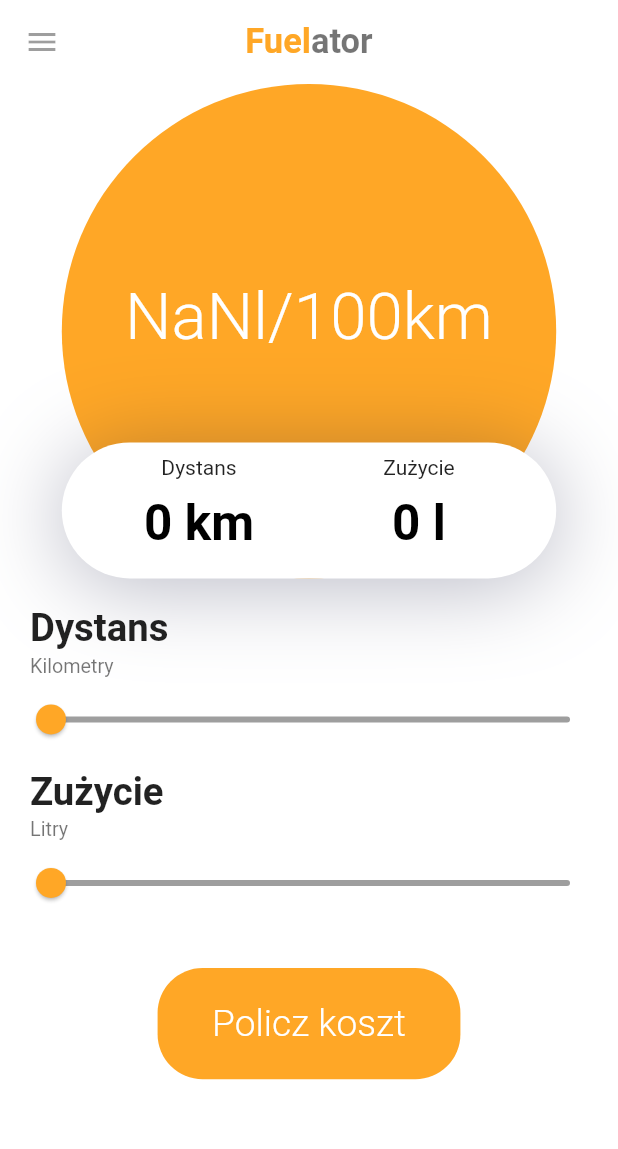
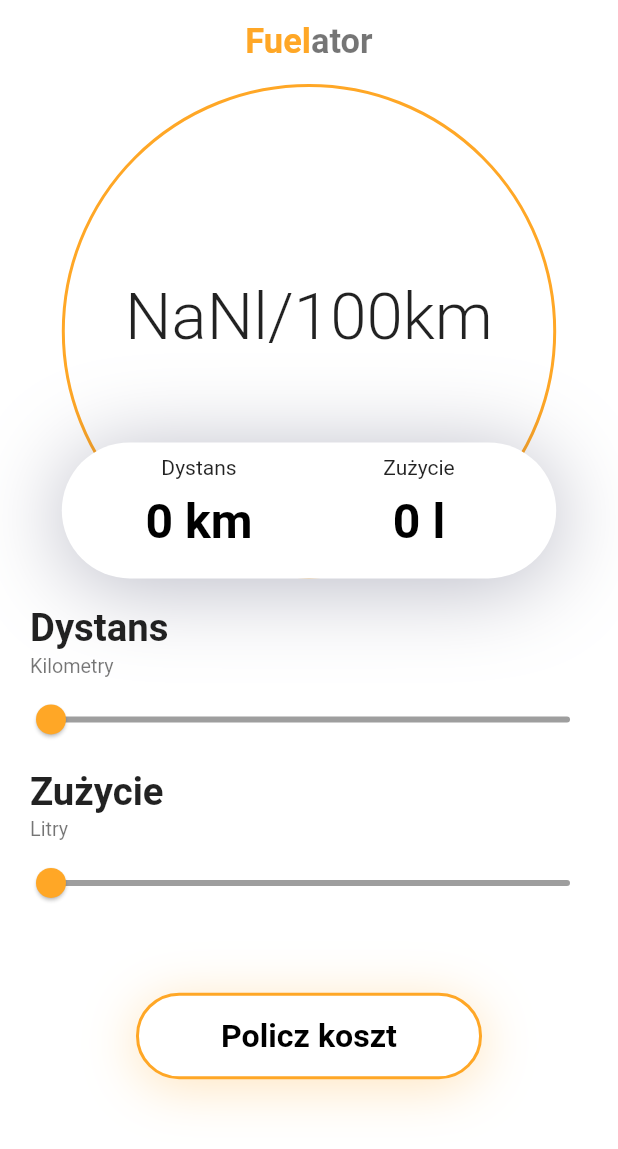
Before and after one commit to Colderz/Fuel-consumption-calculator, a Flutter app: the screen it shows after launch, after a tap on "Rozpocznij obliczenia", on a phone screen of 412 x 824 dp. Shown: the top 1149 px of the screen. Run offline on Flutter 3.47's test engine with Material 2 defaults, Android fonts, the phone set to English and light mode, and no system bars.

Commit message:
Update visual effects, design and add new page

```diff
--- a/lib/components/body.dart
+++ b/lib/components/body.dart
@@ -1,4 +1,5 @@
 import 'package:flutter/material.dart';
+import 'package:fuel_consumption_calculator/components/costScreen.dart';
 
 class Body extends StatefulWidget {
   @override
@@ -20,7 +21,7 @@ class _BodyState extends State<Body> {
           child: Stack(
             children: <Widget>[
               Container(
-                height: size.height * 0.4 - 50,
+                height: size.height * 0.37 - 50,
                 decoration: BoxDecoration(
                     borderRadius:
                         BorderRadius.only(bottomLeft: Radius.circular(50)),
@@ -29,7 +30,10 @@ class _BodyState extends State<Body> {
               Positioned(
                   child: Container(
                 decoration: BoxDecoration(
-                    color: Colors.orange[400], shape: BoxShape.circle),
+                  color: Colors.white,
+                  shape: BoxShape.circle,
+                  border: Border.all(color: Colors.orange[400], width: 2),
+                ),
               )),
               Stack(
                 children: <Widget>[
@@ -64,7 +68,7 @@ class _BodyState extends State<Body> {
                                     '${sliderKm.toInt()} km',
                                     style: TextStyle(
                                         color: Colors.black,
-                                        fontSize: size.height * 0.04,
+                                        fontSize: size.height * 0.039,
                                         fontWeight: FontWeight.bold),
                                   )
                                 ],
@@ -85,7 +89,7 @@ class _BodyState extends State<Body> {
                                     '${sliderL.toInt()} l',
                                     style: TextStyle(
                                         color: Colors.black,
-                                        fontSize: size.height * 0.04,
+                                        fontSize: size.height * 0.039,
                                         fontWeight: FontWeight.bold),
                                   )
                                 ],
@@ -100,7 +104,7 @@ class _BodyState extends State<Body> {
                       child: Text(
                         '${((sliderL / sliderKm) * 100).toStringAsFixed(2)}l/100km',
                         style: TextStyle(
-                            color: Colors.white,
+                            color: Colors.black87,
                             fontSize: size.height * 0.053,
                             fontWeight: FontWeight.w300),
                       ),
@@ -144,8 +148,8 @@ class _BodyState extends State<Body> {
               });
             },
             min: 0,
-            max: 1000,
-            divisions: 100,
+            max: 990,
+            divisions: 99,
           ),
         ),
         Padding(
@@ -182,22 +186,37 @@ class _BodyState extends State<Body> {
               }),
         ),
         SizedBox(
-          height: size.height * 0.03,
+          height: size.height * 0.05,
         ),
         Center(
+          child: GestureDetector(
+            onTap: () {
+              Navigator.push(
+                  context,
+                  PageRouteBuilder(
+                      pageBuilder: (_, __, ___) => _getCostPage(context)));
+            },
             child: Container(
-            height: size.height * 0.09,
-            width: size.width * 0.49,
+              height: size.height * 0.07,
+              width: size.width * 0.56,
               decoration: BoxDecoration(
-                color: Colors.orange[400],
-                borderRadius: BorderRadius.circular(30)),
+                  color: Colors.white,
+                  borderRadius: BorderRadius.circular(30),
+                  border: Border.all(color: Colors.orange[400], width: 2),
+                  boxShadow: [
+                    BoxShadow(
+                        offset: Offset(0, 5),
+                        blurRadius: size.height * 0.036,
+                        color: Colors.orange[400].withOpacity(0.3))
+                  ]),
               child: Center(
                 child: Text(
                   'Policz koszt',
                   style: TextStyle(
-                    color: Colors.white,
-                    fontSize: size.height * 0.03,
-                    fontWeight: FontWeight.w300),
+                      color: Colors.black,
+                      fontSize: size.height * 0.026,
+                      fontWeight: FontWeight.bold),
+                ),
               ),
             ),
           ),
@@ -206,3 +225,7 @@ class _BodyState extends State<Body> {
     );
   }
 }
+
+_getCostPage(context) {
+  return Scaffold(body: CostScreen());
+}
--- a/lib/components/customAppBar.dart
+++ b/lib/components/customAppBar.dart
@@ -5,11 +5,6 @@ AppBar myAppBar(BuildContext context) {
     centerTitle: true,
     backgroundColor: Colors.white,
     elevation: 0,
-    leading: IconButton(
-      color: Colors.black38,
-      icon: Icon(Icons.menu),
-      onPressed: () {},
-    ),
     title: RichText(
       text: TextSpan(
           style: Theme.of(context)
--- a/lib/main.dart
+++ b/lib/main.dart
@@ -103,8 +103,6 @@ class _HomePageState extends State<HomePage>
                               pageBuilder: (_, __, ___) =>
                                   _getExpandedPage(context)));
                     },
-                    child: Hero(
-                      tag: 'first',
                     child: Material(
                       borderRadius: BorderRadius.circular(50),
                       child: Container(
@@ -145,7 +143,6 @@ class _HomePageState extends State<HomePage>
                     ),
                   ),
                 ),
-                ),
                 SizedBox(
                   height: 35,
                 )
```
Also changed, not shown: lib/components/bodyCost.dart (added, +48 -0 lines), lib/components/costScreen.dart (added, +14 -0 lines), pubspec.yaml (+5 -12 lines), fonts/VarelaRound-Regular.ttf (added), pubspec.lock. Lines whose indentation alone changed are shown as unchanged.
